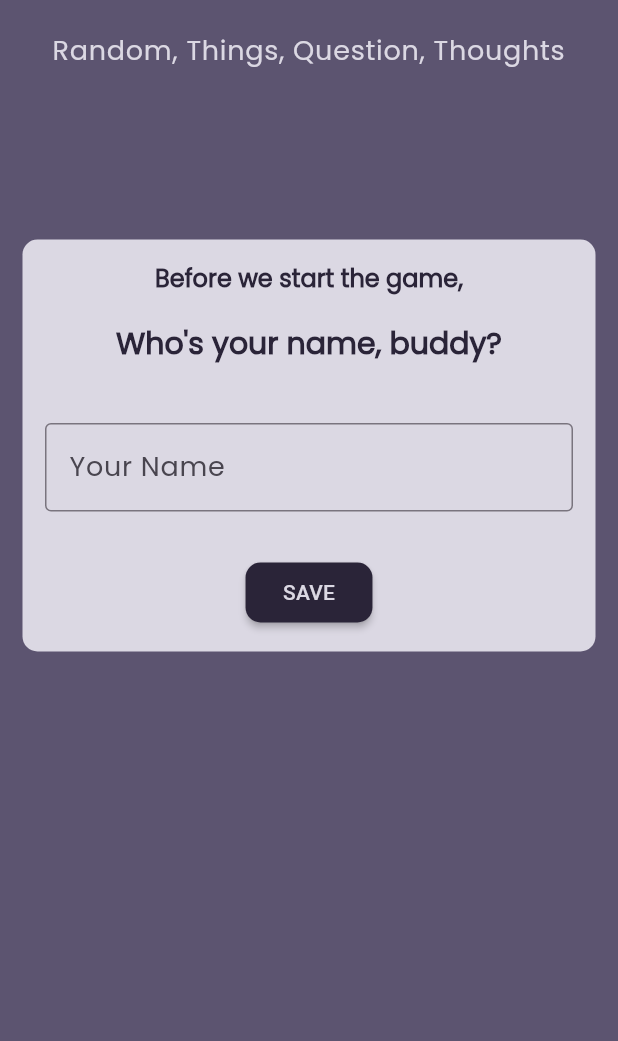
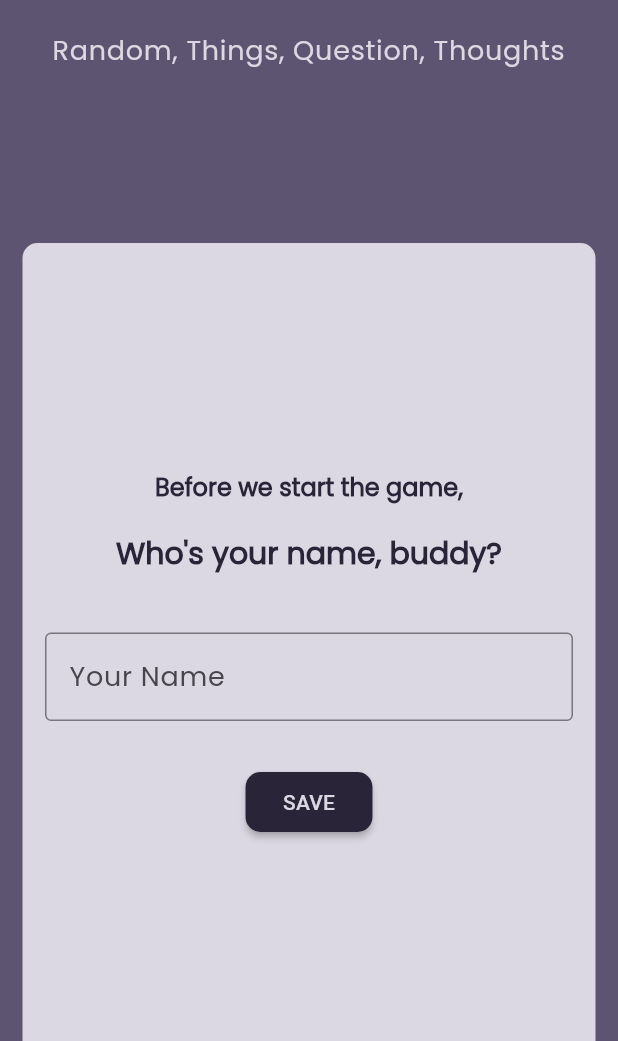
Before and after one commit to salsabilafnp/truth_or_truth, a Flutter app: the screen it shows after launch, on a phone screen of 412 x 824 dp, the part 195-1236 px from its top. Run offline on Flutter 3.47's test engine with Material 2 defaults, Android fonts, the phone set to English and light mode, and no system bars; our stand-ins replace get.

Commit message:
TOT done

```diff
--- a/lib/auth/auth_page.dart
+++ b/lib/auth/auth_page.dart
@@ -15,7 +15,7 @@ class AuthPage extends StatelessWidget {
   Widget build(BuildContext context) {
     double screenWidth = MediaQuery.of(context).size.width;
     double screenHeight = MediaQuery.of(context).size.height;
-    double containerHeight = screenHeight * 1 / 3;
+    double containerHeight = screenHeight * 2 / 3;
 
     return Scaffold(
       backgroundColor: AppColor.tersier,
@@ -25,8 +25,6 @@ class AuthPage extends StatelessWidget {
             children: [
               Center(
                 child: Container(
-                  width: screenWidth,
-                  height: containerHeight,
                   padding: const EdgeInsets.symmetric(vertical: 100),
                   child: Column(
                     children: [
--- a/lib/home/home_page.dart
+++ b/lib/home/home_page.dart
@@ -23,6 +23,7 @@ class _HomePageState extends State<HomePage> {
     return Scaffold(
       appBar: const CustomAppBar(pageTitle: 'Home'),
       body: Center(
+        child: SingleChildScrollView(
           child: Container(
             padding: const EdgeInsets.all(Sizes.s20),
             child: Column(
@@ -34,7 +35,8 @@ class _HomePageState extends State<HomePage> {
                   _buildSetPlayer()
                 // Need actions: Add New Question
                 else if (controller.numberOfPlayers > 0 &&
-                  controller.cardList.length < controller.numberOfPlayers * 3 &&
+                    controller.cardList.length <
+                        controller.numberOfPlayers * 3 &&
                     !controller.isAnswered)
                   _buildAddQuestion()
                 // Start the game
@@ -43,12 +45,14 @@ class _HomePageState extends State<HomePage> {
                     !controller.isAnswered)
                   _buildStartGame()
                 // on Game
-              else if (controller.gameStarted && controller.cardList.isNotEmpty)
+                else if (controller.gameStarted &&
+                    controller.cardList.isNotEmpty)
                   _buildOnGame()
                 // Finished
                 else if (controller.isAnswered && controller.cardList.isEmpty)
                   _buildFinished(),
               ],
+            ),
           ),
         ),
       ),
```
Lines whose indentation alone changed are shown as unchanged.
